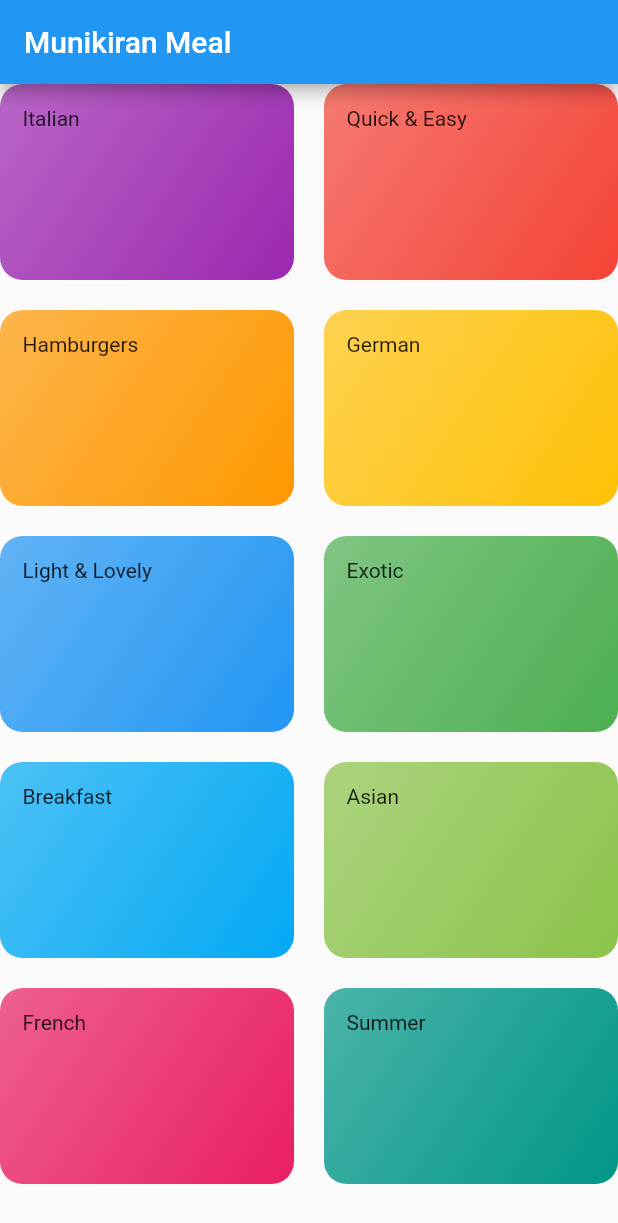
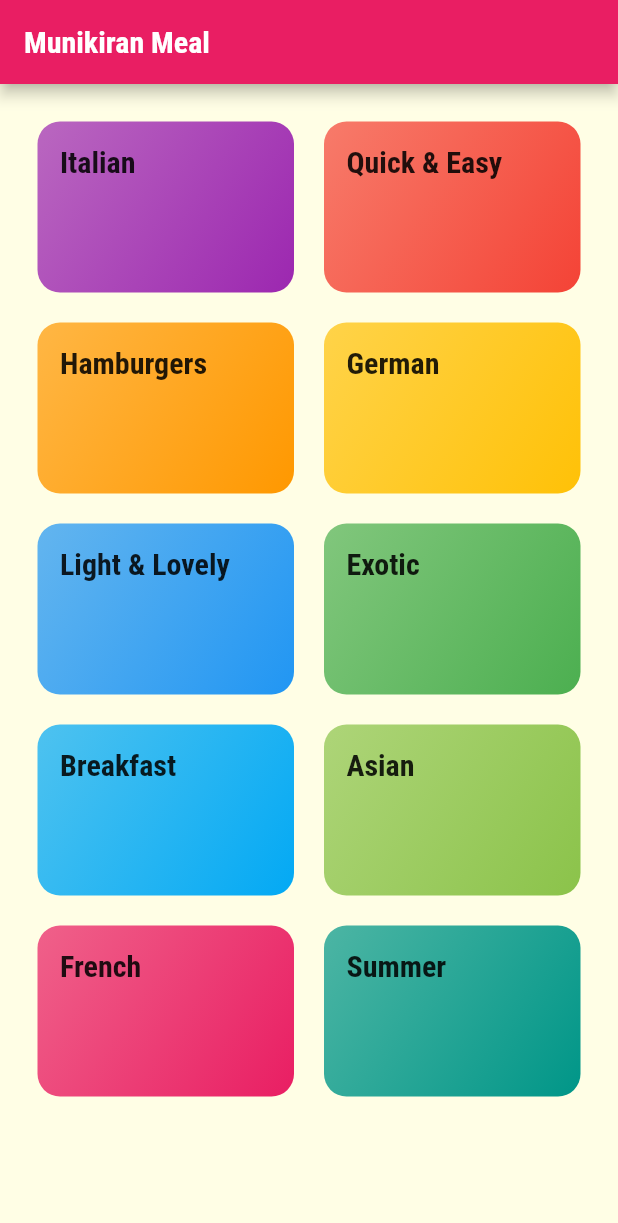
Before and after one commit to narmuni123/meals_app, a Flutter app: the screen it shows after launch, on a phone screen of 412 x 824 dp. Shown: the top 1223 px of the screen. Run offline on Flutter 3.47's test engine with Material 2 defaults, Android fonts, the phone set to English and light mode, and no system bars.

Commit message:
style and theme

```diff
--- a/lib/categories_screen.dart
+++ b/lib/categories_screen.dart
@@ -13,6 +13,7 @@
           title: const Text("Munikiran Meal"),
         ),
         body: GridView(
+          padding: const EdgeInsets.all(25),
           children: DUMMY_CATEGORIES.map((catData) => CategoryItem(
             title: catData.title,
             color: catData.color,
--- a/lib/category_item.dart
+++ b/lib/category_item.dart
@@ -10,7 +10,10 @@
   Widget build(BuildContext context) {
     return Container(
       padding: const EdgeInsets.all(15),
-      child: Text(title),
+      child: Text(
+        title,
+        style: Theme.of(context).textTheme.headline6,
+      ),
       decoration: BoxDecoration(
         color: color,
         gradient: LinearGradient(
--- a/lib/main.dart
+++ b/lib/main.dart
@@ -8,16 +8,31 @@
 class MyApp extends StatelessWidget {
   const MyApp({Key? key}) : super(key: key);
 
-
   @override
   Widget build(BuildContext context) {
     return MaterialApp(
       debugShowCheckedModeBanner: false,
       title: 'Munikiran Meals',
       theme: ThemeData(
-        primarySwatch: Colors.blue,
+        colorScheme: ColorScheme.fromSwatch(primarySwatch: Colors.pink)
+            .copyWith(secondary: Colors.amber),
+        canvasColor: const Color.fromRGBO(255, 254, 229, 1),
+        fontFamily: "Raleway",
+        textTheme: ThemeData.light().textTheme.copyWith(
+              bodyText1: const TextStyle(
+                color: Color.fromRGBO(20, 51, 51, 1),
+              ),
+              bodyText2: const TextStyle(
+                color: Color.fromRGBO(20, 51, 51, 1),
+              ),
+          headline6: const TextStyle(
+            fontSize: 20,
+            fontFamily: "RobotoCondensed",
+            fontWeight: FontWeight.bold,
+          ),
+            ),
       ),
-      home: CategoriesScreen(),
+      home: const CategoriesScreen(),
     );
   }
 }
```
Also changed, not shown: pubspec.yaml (+17 -6 lines), assets/fonts/Raleway-Black.ttf (added), assets/fonts/Raleway-Bold.ttf (added), assets/fonts/Raleway-Regular.ttf (added), assets/fonts/RobotoCondensed-Bold.ttf (added), assets/fonts/RobotoCondensed-Italic.ttf (added), assets/fonts/RobotoCondensed-Light.ttf (added), assets/fonts/RobotoCondensed-Regular.ttf (added).
